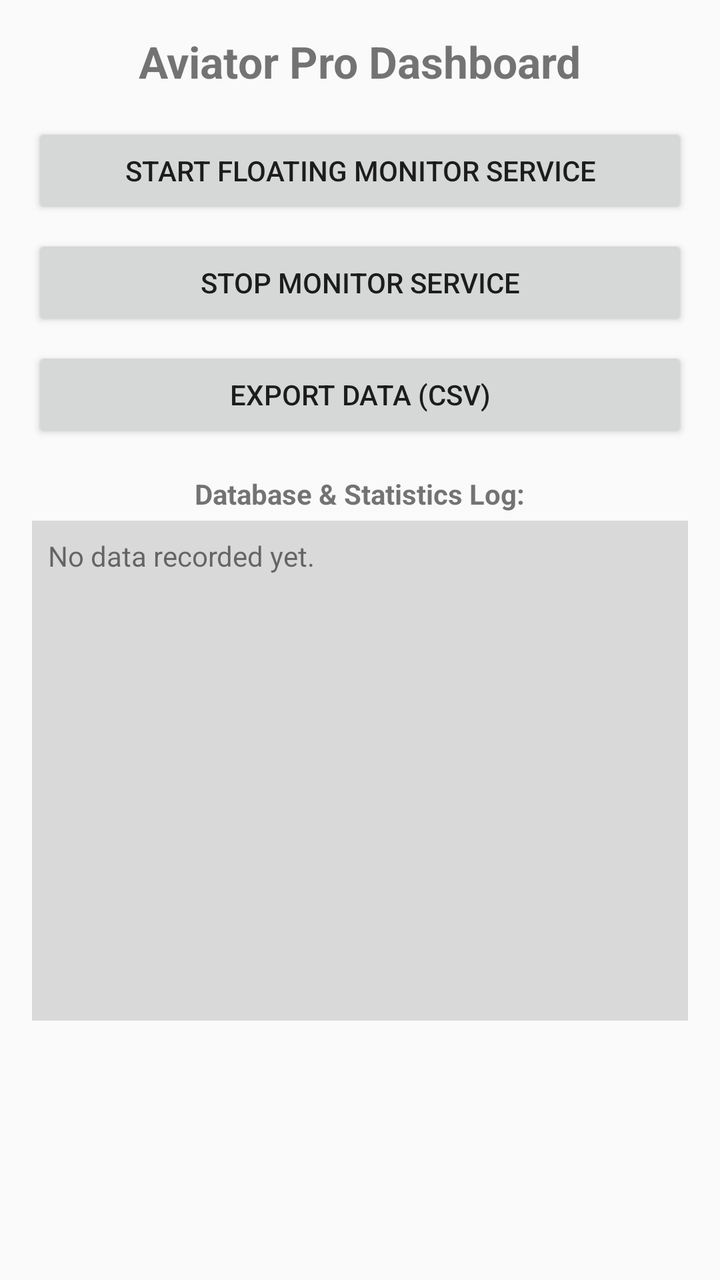
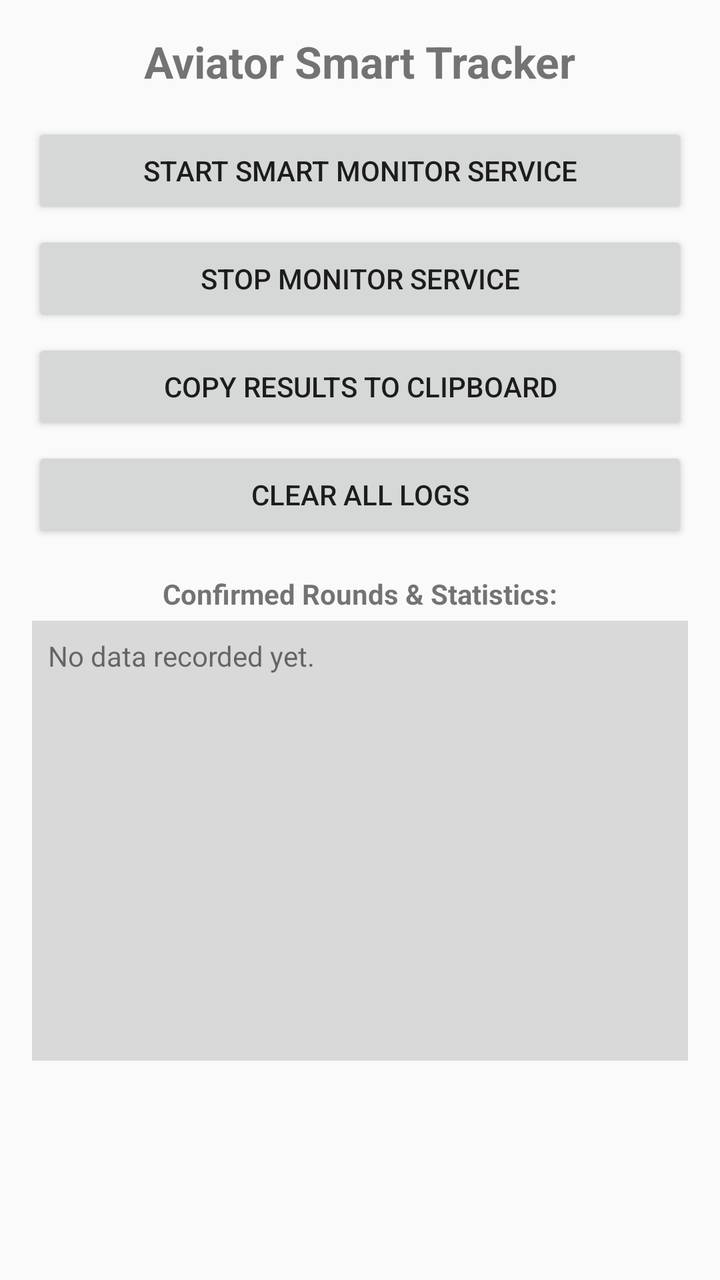

Two renders of the same Android screen: before a commit and after it. Below are the layout's source before the change and the commit's diff.
<!-- AndroidManifest.xml: application theme Theme.AppCompat.Light.DarkActionBar -->
<!-- res/layout/activity_main.xml -->
<?xml version="1.0" encoding="utf-8"?>
<LinearLayout xmlns:android="http://schemas.android.com/apk/res/android"
    android:layout_width="match_parent"
    android:layout_height="match_parent"
    android:orientation="vertical"
    android:padding="16dp"
    android:gravity="center_horizontal">

    <TextView
        android:layout_width="wrap_content"
        android:layout_height="wrap_content"
        android:text="Aviator Pro Dashboard"
        android:textSize="22sp"
        android:textStyle="bold"
        android:layout_marginBottom="16dp"/>

    <Button
        android:id="@+id/btnStart"
        android:layout_width="match_parent"
        android:layout_height="wrap_content"
        android:text="Start Floating Monitor Service"
        android:layout_marginBottom="8dp"/>

    <Button
        android:id="@+id/btnStop"
        android:layout_width="match_parent"
        android:layout_height="wrap_content"
        android:text="Stop Monitor Service"
        android:layout_marginBottom="8dp"/>

    <Button
        android:id="@+id/btnExport"
        android:layout_width="match_parent"
        android:layout_height="wrap_content"
        android:text="Export Data (CSV)"
        android:layout_marginBottom="16dp"/>

    <TextView
        android:layout_width="wrap_content"
        android:layout_height="wrap_content"
        android:text="Database &amp; Statistics Log:"
        android:textStyle="bold"
        android:layout_marginBottom="4dp"/>

    <TextView
        android:id="@+id/tvLog"
        android:layout_width="match_parent"
        android:layout_height="250dp"
        android:text="No data recorded yet."
        android:background="#22000000"
        android:padding="8dp"
        android:scrollbars="vertical"/>

</LinearLayout>
<!-- resources referenced by this layout -->
<resources>

</resources>

<!-- the commit's change to res/layout/activity_main.xml (unified diff, before → after) -->
@@ -9,7 +9,7 @@
     <TextView
         android:layout_width="wrap_content"
         android:layout_height="wrap_content"
-        android:text="Aviator Pro Dashboard"
+        android:text="Aviator Smart Tracker"
         android:textSize="22sp"
         android:textStyle="bold"
         android:layout_marginBottom="16dp"/>
@@ -18,34 +18,41 @@
         android:id="@+id/btnStart"
         android:layout_width="match_parent"
         android:layout_height="wrap_content"
-        android:text="Start Floating Monitor Service"
-        android:layout_marginBottom="8dp"/>
+        android:text="Start Smart Monitor Service"
+        android:layout_marginBottom="6dp"/>
 
     <Button
         android:id="@+id/btnStop"
         android:layout_width="match_parent"
         android:layout_height="wrap_content"
         android:text="Stop Monitor Service"
-        android:layout_marginBottom="8dp"/>
+        android:layout_marginBottom="6dp"/>
 
     <Button
         android:id="@+id/btnExport"
         android:layout_width="match_parent"
         android:layout_height="wrap_content"
-        android:text="Export Data (CSV)"
+        android:text="Copy Results to Clipboard"
+        android:layout_marginBottom="6dp"/>
+
+    <Button
+        android:id="@+id/btnClear"
+        android:layout_width="match_parent"
+        android:layout_height="wrap_content"
+        android:text="Clear All Logs"
         android:layout_marginBottom="16dp"/>
 
     <TextView
         android:layout_width="wrap_content"
         android:layout_height="wrap_content"
-        android:text="Database &amp; Statistics Log:"
+        android:text="Confirmed Rounds &amp; Statistics:"
         android:textStyle="bold"
         android:layout_marginBottom="4dp"/>
 
     <TextView
         android:id="@+id/tvLog"
         android:layout_width="match_parent"
-        android:layout_height="250dp"
+        android:layout_height="220dp"
         android:text="No data recorded yet."
         android:background="#22000000"
         android:padding="8dp"
